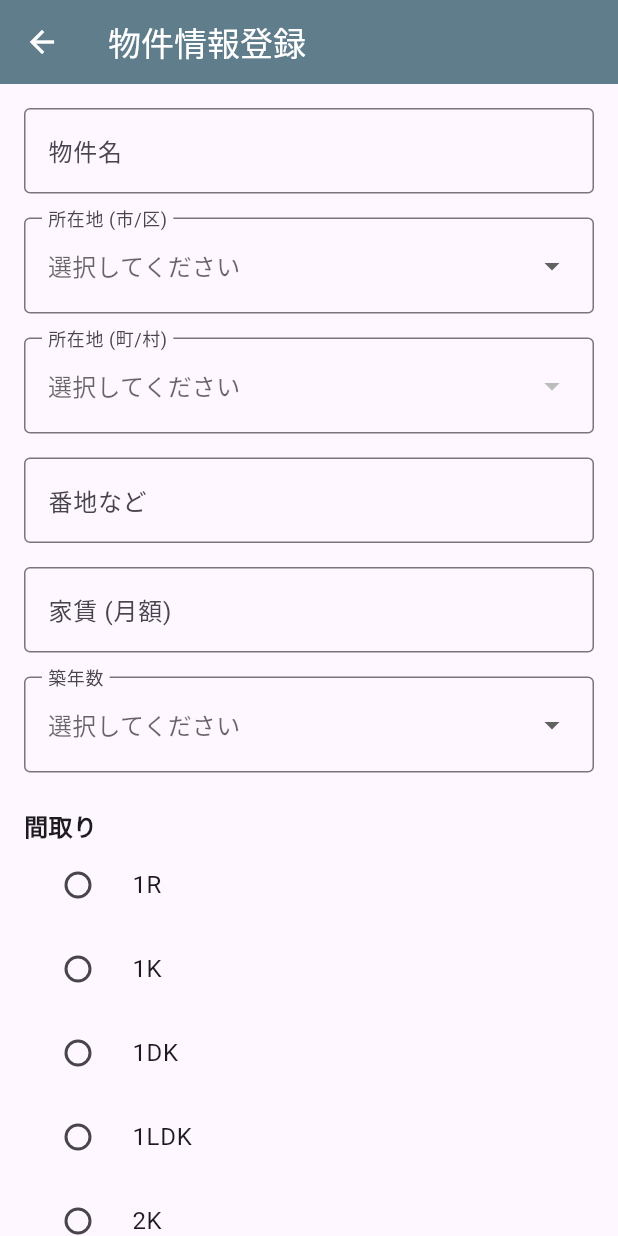
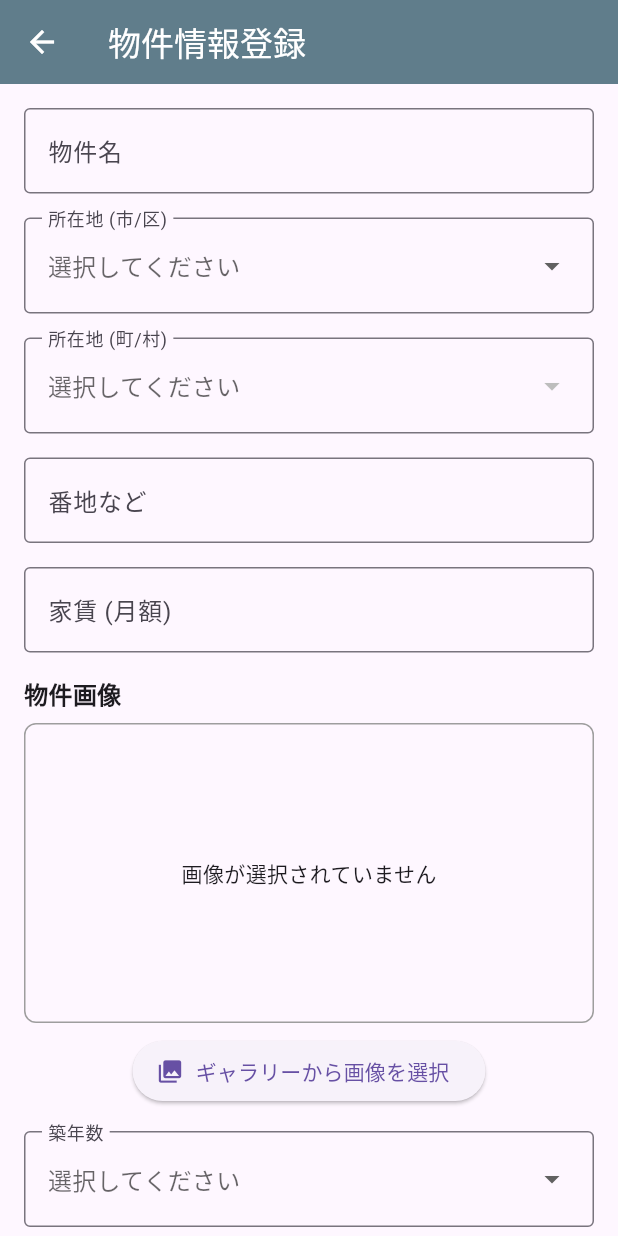
Before and after one commit to fumiya0527/ffh, a Flutter app: the PropertyRegistrationScreen screen opened directly, on a phone screen of 412 x 824 dp. Run offline on Flutter 3.47's test engine with Material 3 defaults, Android fonts, the phone set to English and light mode, and no system bars; our stand-ins replace cloud_firestore, firebase_auth, firebase_core, firebase_storage, image_picker, multi_select_flutter; accounts and stored records are empty.

Commit message:
画像機能復活！

```diff
--- a/owner_app/lib/AddProperty.dart
+++ b/owner_app/lib/AddProperty.dart
@@ -9,6 +9,8 @@ import 'package:firebase_auth/firebase_auth.dart';
 import 'package:firebase_storage/firebase_storage.dart';
 import 'firebase_options.dart';
 import 'OwnerHomeScreen.dart';
+import 'package:image_picker/image_picker.dart';
+import 'image.dart';
 
 //オーナー物件追加クラス
 class AddPropertyScreen extends StatelessWidget {
@@ -48,6 +50,8 @@ class PropertyRegistrationScreen extends StatefulWidget {
 class _PropertyRegistrationScreenState extends State<PropertyRegistrationScreen> {
   final _formKey = GlobalKey<FormState>();
   bool _autovalidateForm = false;
+
+  XFile? _image;
 
   final TextEditingController _propertyNameController = TextEditingController();
   final TextEditingController _rentController = TextEditingController();
@@ -189,6 +193,15 @@ class _PropertyRegistrationScreenState extends State<PropertyRegistrationScreen>
         return;
       }
 
+      String? imageUrl;
+      if (_image != null) {
+        imageUrl = await uploadImage(_image!);
+        if (imageUrl == null) {
+          ScaffoldMessenger.of(context).showSnackBar(const SnackBar(content: Text('画像アップロード失敗')),);
+          return;
+        }
+      }
+
       final String fullAddress = '$_selectedCityOrWard$_selectedTown${_streetAddressController.text}';
 
       final Map<String, dynamic> propertyData = {
@@ -204,10 +217,14 @@ class _PropertyRegistrationScreenState extends State<PropertyRegistrationScreen>
         'distanceToStation': _selectedDistanceToStation!,
         'amenities': _amenities.where((item) => item['checked']).map((item) => item['title']).toList(),
         'timestamp': FieldValue.serverTimestamp(),
+        if (imageUrl != null) 'imageUrl': imageUrl,
 
       };
 
       try {
+        await FirebaseFirestore.instance.collection('properties').add(propertyData);
+        ScaffoldMessenger.of(context).showSnackBar(const SnackBar(content: Text('物件情報登録完了')),);
+
         DocumentReference docRef = await FirebaseFirestore.instance.collection('properties').add(propertyData);
         String propertyId = docRef.id;
 
@@ -361,6 +378,30 @@ class _PropertyRegistrationScreenState extends State<PropertyRegistrationScreen>
               ),
               const SizedBox(height: 16.0),
 
+               const Text('物件画像', style: TextStyle(fontSize: 16, fontWeight: FontWeight.bold)),
+              const SizedBox(height: 8.0),
+              Container(
+                width: double.infinity,
+                height: 200,
+                decoration: BoxDecoration(border: Border.all(color: Colors.grey), borderRadius: BorderRadius.circular(8),),
+                child: _image == null
+                    ? const Center(child: Text('画像が選択されていません'))
+                    : Image.network(_image!.path, fit: BoxFit.cover),
+              ),
+              const SizedBox(height: 8.0),
+              Center(
+                child: ElevatedButton.icon(
+                  onPressed: () async {
+                    final picker = ImagePicker();
+                    final pickedFile = await picker.pickImage(source: ImageSource.gallery);
+                    setState(() { _image = pickedFile; });
+                  },
+                  icon: const Icon(Icons.photo_library),
+                  label: const Text('ギャラリーから画像を選択'),
+                ),
+              ),
+              const SizedBox(height: 16.0),
+
               InputDecorator(
                 decoration: InputDecoration(
                   labelText: '築年数',
```
Also changed, not shown: owner_app/lib/OwnerHomeScreen.dart (+16 -14 lines), owner_app/pubspec.lock.
